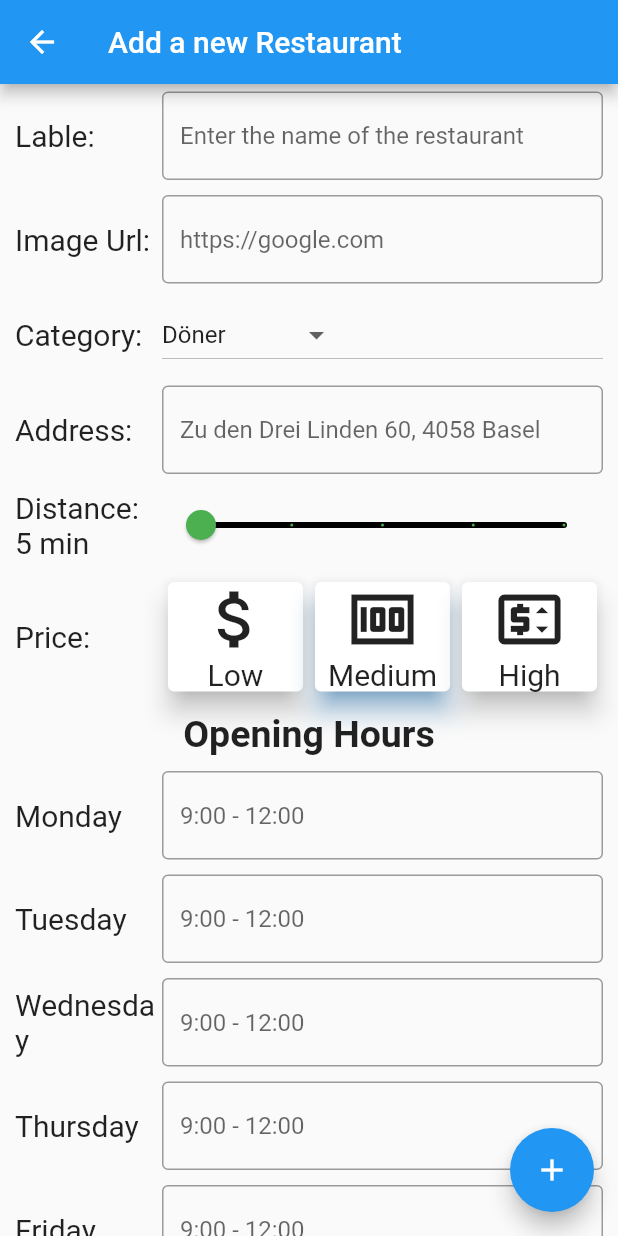
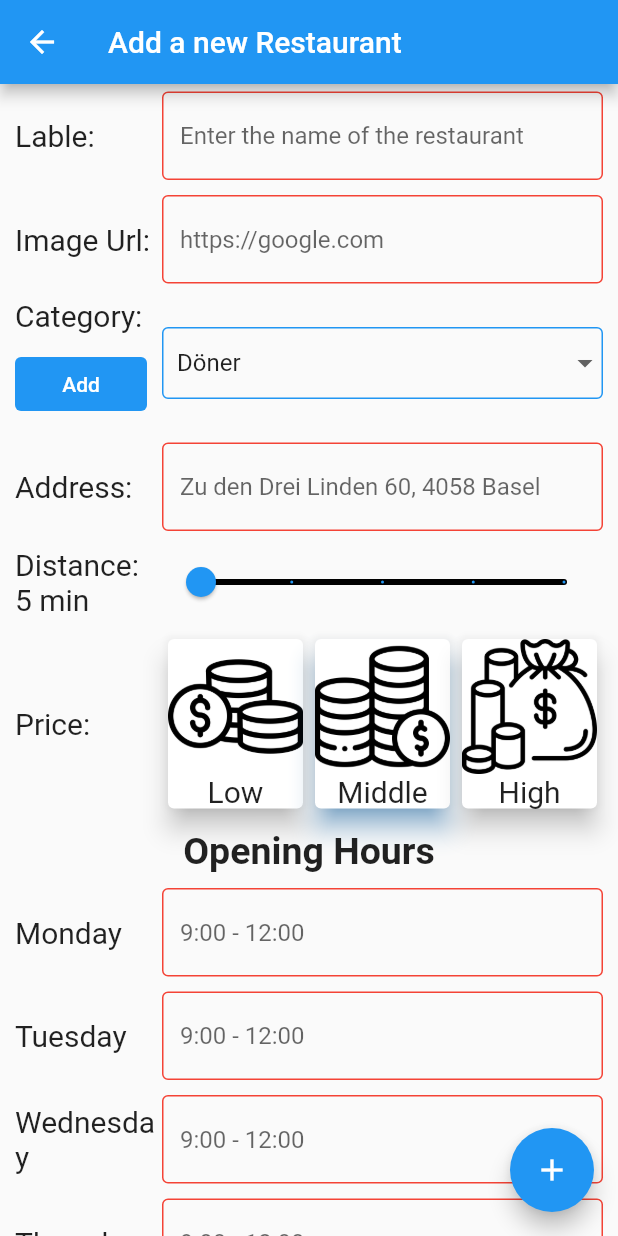
Before and after one commit to 42kangaroo/foodbasilisk, a Flutter app: the screen it shows after launch, after a tap on the "add" icon, on a phone screen of 412 x 824 dp. Run offline on Flutter 3.47's test engine with Material 2 defaults, Android fonts, the light colour scheme and no system bars; our stand-ins replace cloud_firestore, firebase_core, rflutter_alert; accounts and stored records are empty; generated files the repository leaves out were written again.

Commit message:
Esthetics + refactoring + add different categories

```diff
--- a/lib/add_page.dart
+++ b/lib/add_page.dart
@@ -24,33 +24,26 @@ class _AddPageState extends State<AddPage> {
   Restaurant resto =
       Restaurant(Image.network(""), "", ["Döner"], "", 5, price.MIDDLE, "");
   List<String> weekdays = List<String>.from(["", "", "", "", "", "", ""]);
+  List<TextEditingController> controllers =
+      List<TextEditingController>.generate(
+          11, (index) => TextEditingController());
+
+  void reset() {
+    resto =
+        Restaurant(Image.network(""), "", ["Döner"], "", 5, price.MIDDLE, "");
+    weekdays = List<String>.from(["", "", "", "", "", "", ""]);
+    controllers = List<TextEditingController>.generate(
+        11, (index) => TextEditingController());
+  }
 
   Padding makeWeekday(String weekday, int index) {
-    return Padding(
-      padding: const EdgeInsets.symmetric(
-        vertical: 5,
-        horizontal: 10,
-      ),
-      child: Row(
-        children: [
-          Expanded(
-              child: Text(
-            weekday,
-            style: TextStyle(fontSize: 20),
-          )),
-          Expanded(
-            flex: 3,
-            child: TextField(
-              onChanged: (val) => weekdays[index] = val,
-              decoration: const InputDecoration(
-                border: OutlineInputBorder(),
-                hintText: '9:00 - 12:00',
-              ),
-            ),
-          )
-        ],
-      ),
-    );
+    return makeTextFieldQuestion(
+        weekday,
+        "9:00 - 12:00",
+        (val) => setState(() {
+              weekdays[index] = val;
+            }),
+        controllers[index + 4]);
   }
 
   bool checkEverything() {
@@ -65,6 +58,103 @@ class _AddPageState extends State<AddPage> {
         days;
   }
 
+  Expanded makePrice(String asset, String name, price p) {
+    return Expanded(
+      child: GestureDetector(
+        onTap: () {
+          setState(() {
+            resto.p = p;
+          });
+        },
+        child: Card(
+          shadowColor: (resto.p == p ? Colors.blue : Colors.black),
+          elevation: 7,
+          child: Column(
+            children: [
+              Image.asset(asset),
+              Text(
+                name,
+                style: const TextStyle(fontSize: 20),
+              ),
+            ],
+          ),
+        ),
+      ),
+    );
+  }
+
+  Expanded makeText(String text) {
+    return Expanded(
+      child: Text(
+        text,
+        style: const TextStyle(fontSize: 20),
+      ),
+    );
+  }
+
+  Padding makeTextFieldQuestion(String question, String hint,
+      void Function(String) fieldChanger, TextEditingController controller) {
+    return Padding(
+      padding: const EdgeInsets.symmetric(
+        vertical: 5,
+        horizontal: 10,
+      ),
+      child: Row(
+        children: [
+          makeText(question),
+          Expanded(
+            flex: 3,
+            child: TextField(
+              onChanged: fieldChanger,
+              controller: controller,
+              decoration: InputDecoration(
+                focusedBorder: const OutlineInputBorder(
+                  borderSide: BorderSide(color: Colors.blue, width: 2.0),
+                ),
+                enabledBorder: OutlineInputBorder(
+                  borderSide: BorderSide(
+                      color:
+                          (controller.text.isEmpty ? Colors.red : Colors.green),
+                      width: 1.0),
+                ),
+                hintText: hint,
+              ),
+            ),
+          ),
+        ],
+      ),
+    );
+  }
+
+  Padding makeDropdownButton(int index) {
+    return Padding(
+      padding: const EdgeInsets.symmetric(vertical: 5),
+      child: DecoratedBox(
+        decoration: BoxDecoration(
+          border: Border.all(color: Colors.blue, width: 1),
+          borderRadius: BorderRadius.circular(4),
+        ),
+        child: DropdownButton(
+          value: resto.categories[index],
+          items: categories
+              .map((EatCategory item) => DropdownMenuItem(
+                  value: item.category,
+                  child: Padding(
+                      padding: const EdgeInsets.symmetric(horizontal: 10),
+                      child: Text(item.category))))
+              .toList(),
+          onChanged: (String? val) {
+            setState(() {
+              resto.categories[index] = val!;
+            });
+          },
+          isExpanded: true,
+          underline: SizedBox(),
+        ),
+      ),
+    );
+  }
+
   @override
   Widget build(BuildContext context) {
     return Scaffold(
@@ -75,6 +165,84 @@ class _AddPageState extends State<AddPage> {
         child: SingleChildScrollView(
           child: Column(
             children: [
+              makeTextFieldQuestion(
+                  "Lable:", 'Enter the name of the restaurant', (val) {
+                resto.label = val;
+                setState(() {});
+              }, controllers[0]),
+              makeTextFieldQuestion("Image Url:", "https://google.com", (val) {
+                resto.image = Image.network(val);
+                setState(() {});
+              }, controllers[1]),
+              Padding(
+                padding: const EdgeInsets.symmetric(
+                  vertical: 5,
+                  horizontal: 10,
+                ),
+                child: Row(
+                  crossAxisAlignment: (resto.categories.length > 2
+                      ? CrossAxisAlignment.start
+                      : CrossAxisAlignment.center),
+                  children: [
+                    Expanded(
+                      child: Column(
+                        crossAxisAlignment: CrossAxisAlignment.stretch,
+                        children: [
+                          const Text("Category:",
+                              style: TextStyle(fontSize: 20)),
+                          Padding(
+                            padding: const EdgeInsets.fromLTRB(0, 10, 10, 5),
+                            child: TextButton(
+                              onPressed: () {
+                                resto.categories.add("Döner");
+                                setState(() {});
+                              },
+                              style: TextButton.styleFrom(
+                                  backgroundColor: Colors.blue),
+                              child: const Text(
+                                "Add",
+                                style: TextStyle(color: Colors.white),
+                              ),
+                            ),
+                          ),
+                          (resto.categories.length > 1
+                              ? Padding(
+                                  padding:
+                                      const EdgeInsets.fromLTRB(0, 5, 10, 5),
+                                  child: TextButton(
+                                    onPressed: () {
+                                      resto.categories.removeLast();
+                                      setState(() {});
+                                    },
+                                    style: TextButton.styleFrom(
+                                        backgroundColor: Colors.blue),
+                                    child: const Text(
+                                      "Remove",
+                                      style: TextStyle(color: Colors.white),
+                                    ),
+                                  ),
+                                )
+                              : const SizedBox())
+                        ],
+                      ),
+                    ),
+                    Expanded(
+                      flex: 3,
+                      child: Column(
+                        crossAxisAlignment: CrossAxisAlignment.stretch,
+                        mainAxisAlignment: MainAxisAlignment.center,
+                        children: List<Widget>.generate(resto.categories.length,
+                            (index) => makeDropdownButton(index)),
+                      ),
+                    ),
+                  ],
+                ),
+              ),
+              makeTextFieldQuestion(
+                  "Address:", 'Zu den Drei Linden 60, 4058 Basel', (val) {
+                resto.address = val;
+                setState(() {});
+              }, controllers[3]),
               Padding(
                 padding: const EdgeInsets.symmetric(
                   vertical: 5,
@@ -82,137 +250,21 @@ class _AddPageState extends State<AddPage> {
                 ),
                 child: Row(
                   children: [
-                    const Expanded(
-                      child: Text(
-                        "Lable:",
-                        style: TextStyle(fontSize: 20),
-                      ),
-                    ),
-                    Expanded(
-                      flex: 3,
-                      child: TextField(
-                        onChanged: (val) => resto.label = val,
-                        decoration: const InputDecoration(
-                          border: OutlineInputBorder(),
-                          hintText: 'Enter the name of the restaurant',
-                        ),
-                      ),
-                    ),
-                  ],
-                ),
-              ),
-              Padding(
-                padding: const EdgeInsets.symmetric(
-                  vertical: 5,
-                  horizontal: 10,
-                ),
-                child: Row(
-                  children: [
-                    const Expanded(
-                        child: Text(
-                      "Image Url:",
-                      style: TextStyle(fontSize: 20),
-                    )),
-                    Expanded(
-                      flex: 3,
-                      child: TextField(
-                        onChanged: (val) => resto.image = Image.network(val),
-                        decoration: const InputDecoration(
-                          border: OutlineInputBorder(),
-                          hintText: 'https://google.com',
-                        ),
-                      ),
-                    )
-                  ],
-                ),
-              ),
-              Padding(
-                padding: const EdgeInsets.symmetric(
-                  vertical: 5,
-                  horizontal: 10,
-                ),
-                child: Row(
-                  children: [
-                    const Expanded(
-                        child: Text(
-                      "Category:",
-                      style: TextStyle(fontSize: 20),
-                    )),
-                    Expanded(
-                      flex: 3,
-                      child: DropdownButton(
-                        value: resto.categories[0],
-                        items: categories
-                            .map((EatCategory item) => DropdownMenuItem(
-                                value: item.category,
-                                child: Text(item.category)))
-                            .toList(),
-                        onChanged: (String? val) {
-                          setState(() {
-                            resto.categories[0] = val!;
-                          });
-                        },
-                      ),
-                    ),
-                  ],
-                ),
-              ),
-              Padding(
-                padding: const EdgeInsets.symmetric(
-                  vertical: 5,
-                  horizontal: 10,
-                ),
-                child: Row(
-                  children: [
-                    const Expanded(
-                        child: Text(
-                      "Address:",
-                      style: TextStyle(fontSize: 20),
-                    )),
-                    Expanded(
-                      flex: 3,
-                      child: TextField(
-                        onChanged: (val) => resto.address = val,
-                        decoration: const InputDecoration(
-                          border: OutlineInputBorder(),
-                          hintText: 'Zu den Drei Linden 60, 4058 Basel',
-                        ),
-                      ),
-                    )
-                  ],
-                ),
-              ),
-              Padding(
-                padding: const EdgeInsets.symmetric(
-                  vertical: 5,
-                  horizontal: 10,
-                ),
-                child: Row(
-                  children: [
-                    Expanded(
-                        child: Text(
-                      "Distance: ${resto.distance} min",
-                      style: const TextStyle(fontSize: 20),
-                    )),
+                    makeText("Distance: ${resto.distance} min"),
                     Expanded(
                       flex: 3,
                       child: Slider(
-                        // 1
                         min: 5,
                         max: 25,
                         divisions: 4,
-                        // 2
                         label: 'Choose your distance in minutes',
-                        // 3
                         value: resto.distance.toDouble(),
-                        // 4
                         onChanged: (newValue) {
                           setState(() {
                             resto.distance = newValue.round();
                           });
                         },
-                        // 5
-                        activeColor: Colors.green,
+                        activeColor: Colors.blue,
                         inactiveColor: Colors.black,
                       ),
                     ),
@@ -226,93 +278,10 @@ class _AddPageState extends State<AddPage> {
                 ),
                 child: Row(
                   children: [
-                    const Expanded(
-                      child: Text(
-                        "Price: ",
-                        style: TextStyle(fontSize: 20),
-                      ),
-                    ),
-                    Expanded(
-                      child: GestureDetector(
-                        onTap: () {
-                          setState(() {
-                            resto.p = price.LOW;
-                          });
-                        },
-                        child: Card(
-                          shadowColor: (resto.p == price.LOW
-                              ? Colors.blue
-                              : Colors.black),
-                          elevation: 7,
-                          child: Column(
-                            children: const [
-                              Icon(
-                                Icons.attach_money,
-                                size: 50,
-                              ),
-                              Text(
-                                "Low",
-                                style: TextStyle(fontSize: 20),
-                              ),
-                            ],
-                          ),
-                        ),
-                      ),
-                    ),
-                    Expanded(
-                      child: GestureDetector(
-                        onTap: () {
-                          setState(() {
-                            resto.p = price.MIDDLE;
-                          });
-                        },
-                        child: Card(
-                          shadowColor: (resto.p == price.MIDDLE
-                              ? Colors.blue
-                              : Colors.black),
-                          elevation: 7,
-                          child: Column(
-                            children: const [
-                              Icon(
-                                Icons.money,
-                                size: 50,
-                              ),
-                              Text(
-                                "Medium",
-                                style: TextStyle(fontSize: 20),
-                              ),
-                            ],
-                          ),
-                        ),
-                      ),
-                    ),
-                    Expanded(
-                      child: GestureDetector(
-                        onTap: () {
-                          setState(() {
-                            resto.p = price.NO_RESTRICTION;
-                          });
-                        },
-                        child: Card(
-                          shadowColor: (resto.p == price.NO_RESTRICTION
-                              ? Colors.blue
-                              : Colors.black),
-                          elevation: 7,
-                          child: Column(
-                            children: const [
-                              Icon(
-                                Icons.price_change_outlined,
-                                size: 50,
-                              ),
-                              Text(
-                                "High",
-                                style: TextStyle(fontSize: 20),
-                              ),
-                            ],
-                          ),
-                        ),
-                      ),
-                    ),
+                    makeText("Price:"),
+                    makePrice("assets/LOW.png", "Low", price.LOW),
+                    makePrice("assets/MEDIUM.png", "Middle", price.MIDDLE),
+                    makePrice("assets/HIGH.png", "High", price.NO_RESTRICTION),
                   ],
                 ),
               ),
@@ -354,9 +323,18 @@ class _AddPageState extends State<AddPage> {
                 .show();
             return;
           }
-          widget.db.collection("restaurants").add(resto.toMap()).then(
-              (DocumentReference doc) =>
-                  print('Restaurant added with ID: ${doc.id}'));
+          widget.db
+              .collection("restaurants")
+              .add(resto.toMap())
+              .then((DocumentReference doc) {
+            Alert(
+                    context: context,
+                    title: "Success",
+                    desc: "The new restaurant was added without problems")
+                .show();
+          });
+          reset();
+          setState(() {});
         },
         tooltip: 'Add',
         child: const Icon(Icons.add),
--- a/lib/main.dart
+++ b/lib/main.dart
@@ -13,7 +13,7 @@ Future<void> main() async {
     options: DefaultFirebaseOptions.currentPlatform,
   );
   var db = FirebaseFirestore.instance;
-  await db.collection("restaurants").get().then((value) {
+  await db.collection("restaurants").limit(1).get().then((value) {
     print("fetch success");
   });
   runApp(const FoodBasilisk());
--- a/lib/price_page.dart
+++ b/lib/price_page.dart
@@ -15,8 +15,10 @@ class PricePage extends StatefulWidget {
 }
 
 class _PricePageState extends State<PricePage> {
-  GestureDetector makePrice(String asset, String name, price p) {
-    return GestureDetector(
+  Container makePrice(String asset, String name, price p) {
+    return Container(
+      width: 100,
+      child: GestureDetector(
         onTap: () {
           Querry updatedQuerry = widget.querry;
           updatedQuerry.p = p;
@@ -25,16 +27,24 @@ class _PricePageState extends State<PricePage> {
           }));
         },
         child: Card(
-        child: Column(
+          child: Row(
+
             children: [
-            Image.asset(
+              Expanded(
+                child: Image.asset(
                   asset,
                 ),
-            Text(
+              ),
+              Expanded(
+                child: Center(
+                  child: Text(
                     name,
-              style: const TextStyle(fontSize: 20),
+                    style: const TextStyle(fontSize: 30),
+                  ),
+                ),
               ),
             ],
+          ),
         ),
       ),
     );
@@ -49,20 +59,17 @@ class _PricePageState extends State<PricePage> {
       ),
       // 2
       body: SafeArea(
-        // 3
-        child: SingleChildScrollView(
         child: Column(
+          crossAxisAlignment: CrossAxisAlignment.stretch,
           children: [
             makePrice("assets/LOW.png", "Low", price.LOW),
             makePrice("assets/MEDIUM.png", "Medium", price.MIDDLE),
-              makePrice("assets/HIGH.png", "No restriction", price.NO_RESTRICTION),
-              const SizedBox(
-                width: double.infinity,
-              ),
+            makePrice(
+                "assets/HIGH.png", "No restriction", price.NO_RESTRICTION),
           ],
         ),
       ),
-      ),
+
       floatingActionButton: FloatingActionButton(
         onPressed: () {
           Navigator.popUntil(context, (route) => route.isFirst);
```
Lines whose indentation alone changed are shown as unchanged.
